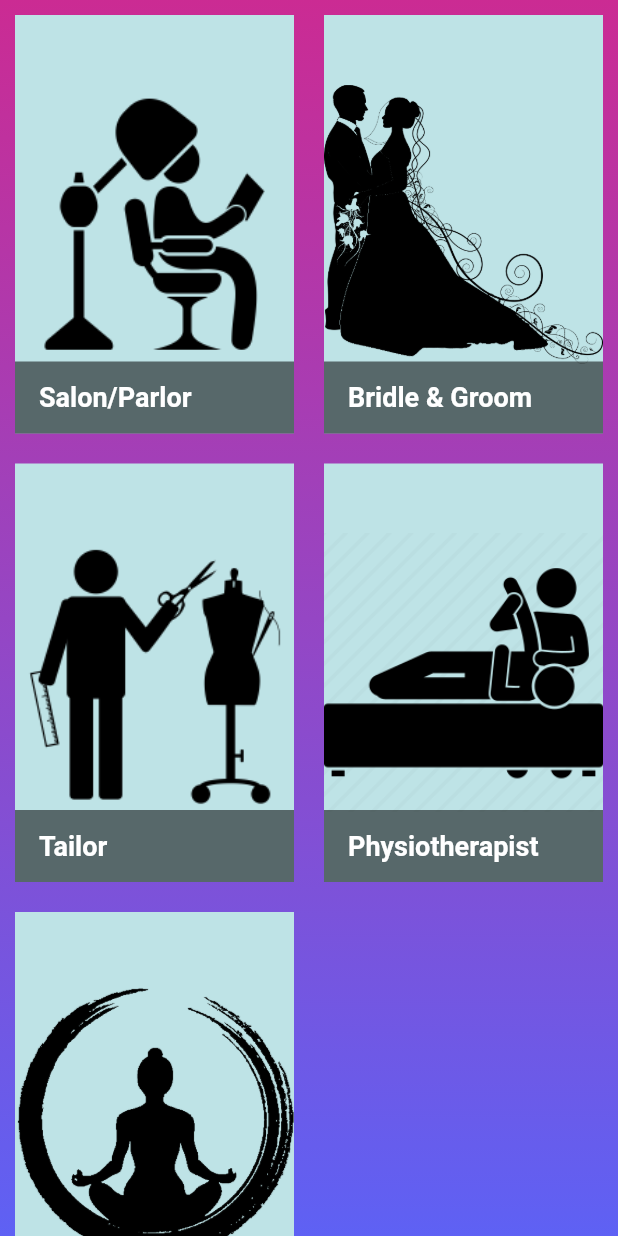
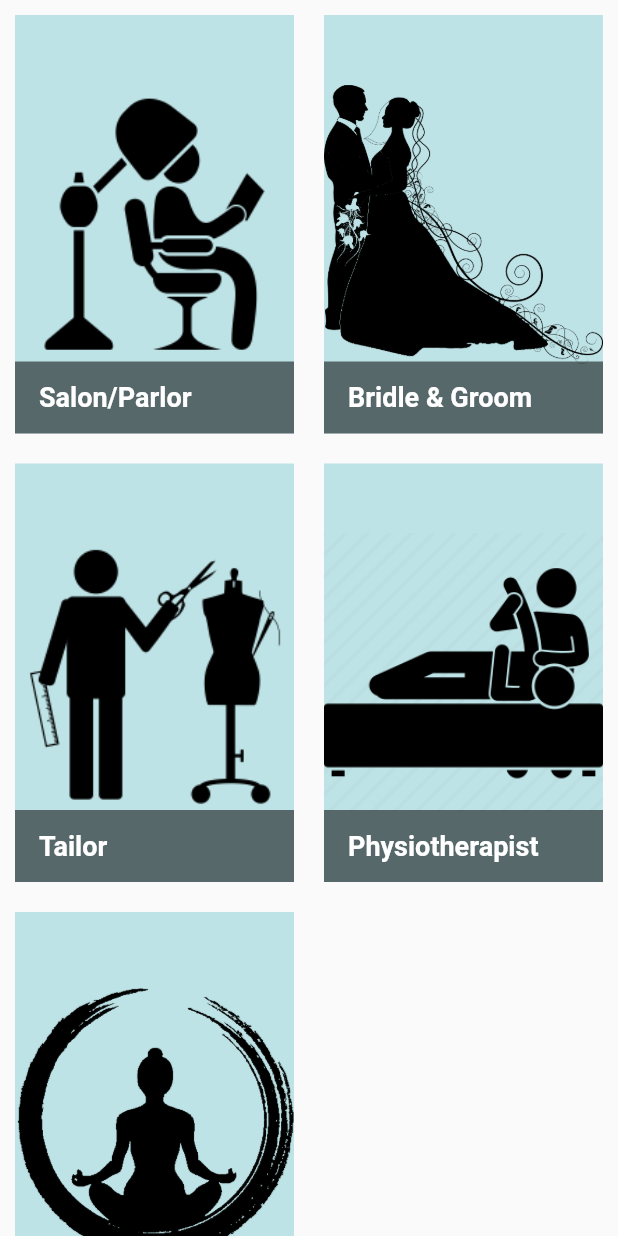
Before and after one commit to MEKOPVTLTD/meko, a Flutter app: the GridBuilder widget shown alone on an empty page, opened directly, on a phone screen of 412 x 824 dp. Run offline on Flutter 3.47's test engine with Material 2 defaults, Android fonts, the phone set to English and light mode, and no system bars; our stand-ins replace cloud_firestore, firebase_auth, firebase_core, fluttertoast, geolocator; accounts and stored records are empty.

```diff
--- a/lib/screens/grid_builder.dart
+++ b/lib/screens/grid_builder.dart
@@ -10,7 +10,6 @@ class GridBuilder extends StatefulWidget {
 }
 
 class GridBuilderState extends State<GridBuilder> {
-  void _toggle(int index) {}
 
   final List<Map> catalogServices = [
     {
@@ -48,12 +47,6 @@ class GridBuilderState extends State<GridBuilder> {
   @override
   Widget build(BuildContext context) {
     return Container(
-      decoration: BoxDecoration(
-          gradient: LinearGradient(colors: [
-            hexStringToColor("CB2B93"),
-            hexStringToColor("9546C4"),
-            hexStringToColor("5E61F4")
-          ], begin: Alignment.topCenter, end: Alignment.bottomCenter)),
       child: GridView.builder(
           padding: const EdgeInsets.all(10),
           gridDelegate: const SliverGridDelegateWithMaxCrossAxisExtent(
```
Also changed, not shown: lib/screens/home_page.dart (+15 -0 lines).
